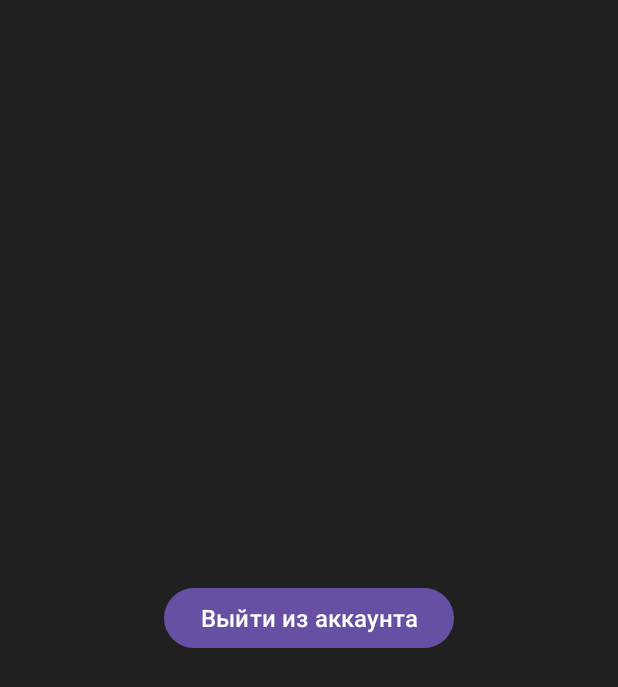
After one commit to Wuffluv/TodoList, an Android app: the SettingsActivity screen opened directly, with no data from a screen before it, on a phone screen of 412 x 824 dp. The commit adds this screen. Shown: the top 687 px of the screen. Run offline under Robolectric (Android 15) with nearby library versions, the phone set to English and light mode, and no system bars.

Commit message:
Добавил возможность выхода из аккаунта

```diff
--- a/App/app/src/main/AndroidManifest.xml
+++ b/App/app/src/main/AndroidManifest.xml
@@ -31,6 +31,9 @@
             android:name=".ActivityRegistration"
             android:exported="true" />
 
+        <activity
+            android:name=".SettingsActivity" />
+
 
     </application>
 
--- /dev/null
+++ b/App/app/src/main/java/com/example/todolist/SettingsActivity.java
@@ -0,0 +1,34 @@
+package com.example.todolist;
+
+import android.content.Intent;
+import android.os.Bundle;
+import android.widget.Button;
+
+import androidx.appcompat.app.AppCompatActivity;
+
+public class SettingsActivity extends AppCompatActivity {
+
+    private Button logoutButton;
+
+    @Override
+    protected void onCreate(Bundle savedInstanceState) {
+        super.onCreate(savedInstanceState);
+        setContentView(R.layout.settings_activity);
+
+        logoutButton = findViewById(R.id.logoutButton);
+
+        logoutButton.setOnClickListener(v -> {
+            // Если храните пользовательские данные (логин/пароль) в SharedPreferences:
+            // getSharedPreferences("myPrefs", MODE_PRIVATE).edit().clear().apply();
+
+            // Возвращаемся на экран логина (MainActivity)
+            Intent intent = new Intent(SettingsActivity.this, MainActivity.class);
+
+            // Сбрасываем back stack, чтобы кнопка "Назад" не вернула в MainMenuActivity
+            intent.setFlags(Intent.FLAG_ACTIVITY_NEW_TASK | Intent.FLAG_ACTIVITY_CLEAR_TASK);
+
+            startActivity(intent);
+            finish();
+        });
+    }
+}
--- /dev/null
+++ b/App/app/src/main/res/layout/settings_activity.xml
@@ -0,0 +1,19 @@
+<?xml version="1.0" encoding="utf-8"?>
+<LinearLayout
+    xmlns:android="http://schemas.android.com/apk/res/android"
+    android:layout_width="match_parent"
+    android:layout_height="match_parent"
+    android:orientation="vertical"
+    android:gravity="center"
+    android:padding="32dp"
+    android:background="#202020">
+
+    <Button
+        android:id="@+id/logoutButton"
+        android:layout_width="wrap_content"
+        android:layout_height="wrap_content"
+        android:text="Выйти из аккаунта"
+        android:textColor="@android:color/white"
+        android:textSize="16sp" />
+
+</LinearLayout>
```
Also changed, not shown: App/app/src/main/java/com/example/todolist/MainMenuActivity.java (+31 -10 lines), App/app/src/main/res/layout/mainmenu.xml (+13 -1 lines).
